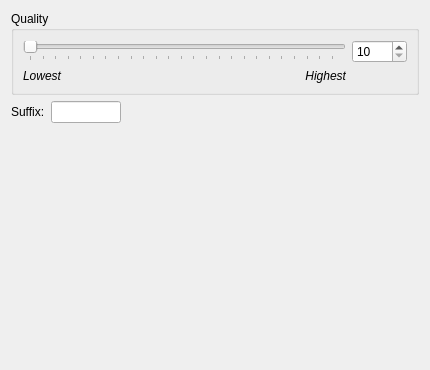
Above: widgets/faacwidgetUI.ui from janbar/CDDA-Ripper before the change. Below: the same form after it.
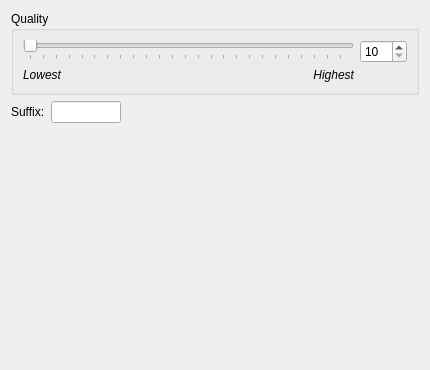
That is the form after the change.

Commit message: add missed layouts

```diff
--- a/widgets/faacwidgetUI.ui
+++ b/widgets/faacwidgetUI.ui
@@ -28,7 +28,11 @@
       <string>Quality</string>
      </property>
      <layout class="QGridLayout" name="gridLayout">
-      <item row="0" column="0" colspan="3">
+      <item row="0" column="0">
+       <layout class="QHBoxLayout" name="horizontalLayout_2">
+        <item>
+         <layout class="QVBoxLayout" name="verticalLayout">
+          <item>
        <widget class="QSlider" name="horizontalSlider_quality">
         <property name="minimum">
          <number>10</number>
@@ -50,28 +54,9 @@
         </property>
        </widget>
       </item>
-      <item row="0" column="3">
-       <widget class="QSpinBox" name="kintspinbox_quality">
-        <property name="maximumSize">
-         <size>
-          <width>55</width>
-          <height>16777215</height>
-         </size>
-        </property>
-        <property name="font">
-         <font>
-          <bold>false</bold>
-         </font>
-        </property>
-        <property name="minimum">
-         <number>10</number>
-        </property>
-        <property name="maximum">
-         <number>500</number>
-        </property>
-       </widget>
-      </item>
-      <item row="1" column="0">
+          <item>
+           <layout class="QHBoxLayout" name="horizontalLayout_3">
+            <item>
        <widget class="QLabel" name="label_lowest">
         <property name="font">
          <font>
@@ -84,7 +69,7 @@
         </property>
        </widget>
       </item>
-      <item row="1" column="1" colspan="2">
+            <item>
        <widget class="QLabel" name="label_highest">
         <property name="font">
          <font>
@@ -96,9 +81,47 @@
          <string>Highest</string>
         </property>
         <property name="alignment">
-         <set>Qt::AlignmentFlag::AlignRight|Qt::AlignmentFlag::AlignTrailing|Qt::AlignmentFlag::AlignVCenter</set>
-        </property>
-       </widget>
+               <set>Qt::AlignRight|Qt::AlignTrailing|Qt::AlignVCenter</set>
+              </property>
+             </widget>
+            </item>
+           </layout>
+          </item>
+         </layout>
+        </item>
+        <item>
+         <layout class="QVBoxLayout" name="verticalLayout_2">
+          <item>
+           <widget class="QSpinBox" name="kintspinbox_quality">
+            <property name="maximumSize">
+             <size>
+              <width>55</width>
+              <height>16777215</height>
+             </size>
+            </property>
+            <property name="font">
+             <font>
+              <bold>false</bold>
+             </font>
+            </property>
+            <property name="minimum">
+             <number>10</number>
+            </property>
+            <property name="maximum">
+             <number>500</number>
+            </property>
+           </widget>
+          </item>
+          <item>
+           <widget class="QLabel" name="label">
+            <property name="text">
+             <string notr="true"> </string>
+            </property>
+           </widget>
+          </item>
+         </layout>
+        </item>
+       </layout>
       </item>
      </layout>
     </widget>
```
Left out of the diff: 8 changed lines with no effect on the pictures. Lines whose indentation alone changed are shown as unchanged. The commit also changes 5 other files.
